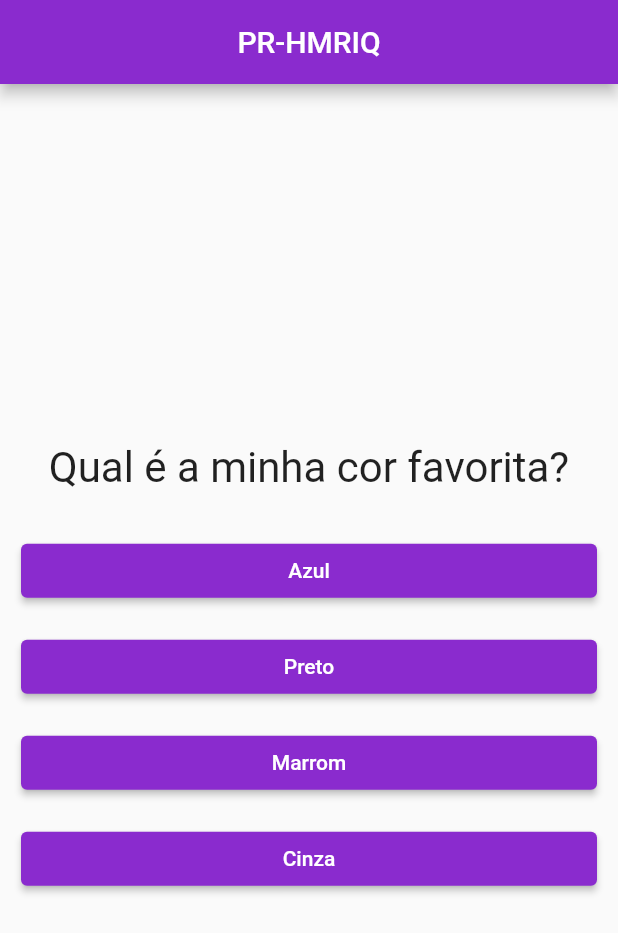
After one commit to henriqdsvlima/hmriq_faq, a Flutter app: the screen it shows after launch, on a phone screen of 412 x 824 dp. The commit adds this screen. Shown: the top 933 px of the screen. Run offline on Flutter 3.47's test engine with Material 2 defaults, Android fonts, the phone set to English and light mode, and no system bars.

Commit message:
novas alterações

```diff
--- a/lib/main.dart
+++ b/lib/main.dart
@@ -1,5 +1,6 @@
-import 'package:faq_rique/answer.dart';
-import 'package:faq_rique/question.dart';
+import 'package:faq_rique/result.dart';
+
+import 'questionary.dart';
 import 'package:flutter/material.dart';
 
 main() {
@@ -12,6 +13,10 @@ class PerguntaApp extends StatefulWidget {
 }
 
 class _PerguntaAppState extends State<PerguntaApp> {
+  bool get isThisQuestionSelected {
+    return _questionSelected < _questions.length;
+  }
+
   // final List<Map<String, Object>> questions = [
   final _questions = const [
     {
@@ -43,10 +48,6 @@ class _PerguntaAppState extends State<PerguntaApp> {
     }
   }
 
-  bool get isThisQuestionSelected {
-    return _questionSelected < _questions.length;
-  }
-
   final colors = [
     Color(0xff8a2bce),
   ];
@@ -55,9 +56,6 @@ class _PerguntaAppState extends State<PerguntaApp> {
   Widget build(BuildContext context) {
     //declarativo
 
-    List<String> answers = isThisQuestionSelected
-        ? _questions[_questionSelected]['resposta']
-        : null;
     //pega as respostas, converte a lista de strings para lista de widgets e uma vez convertendo pra widgets converte o resultado  do map em uma lista
 
     //imperativo
@@ -73,18 +71,11 @@ class _PerguntaAppState extends State<PerguntaApp> {
           title: Text('PR-HMRIQ'),
         ),
         body: isThisQuestionSelected
-            ? Column(
-                mainAxisAlignment: MainAxisAlignment.center,
-                children: <Widget>[
-                  Question(_questions[_questionSelected]['texto']),
-                  ...answers
-                      .map((text) => Answer(text, _answer))
-                      .toList(), // essas reticencias vão fazer com que a lista seja adicionada na outra lista
-                ],
-              )
-            : Center(
-                child: Text('Parabens!', style: TextStyle(fontSize: 29)),
-              ),
+            ? Questionary(
+                questions: _questions,
+                questionSelected: _questionSelected,
+                answerOk: _answer)
+            : Result(),
       ),
     );
   }
--- /dev/null
+++ b/lib/questionary.dart
@@ -0,0 +1,36 @@
+import 'package:flutter/material.dart';
+
+import 'package:faq_rique/answer.dart';
+import 'package:faq_rique/question.dart';
+
+class Questionary extends StatelessWidget {
+  final List<Map<String, Object>> questions;
+  final int questionSelected;
+  final void Function() answerOk;
+
+  bool get isThisQuestionSelected {
+    return questionSelected < questions.length;
+  }
+
+  Questionary({
+    @required this.questionSelected,
+    @required this.answerOk,
+    @required this.questions,
+  });
+
+  @override
+  Widget build(BuildContext context) {
+    List<String> answers =
+        isThisQuestionSelected ? questions[questionSelected]['resposta'] : null;
+
+    return Column(
+      mainAxisAlignment: MainAxisAlignment.center,
+      children: <Widget>[
+        Question(questions[questionSelected]['texto']),
+        ...answers
+            .map((text) => Answer(text, answerOk))
+            .toList(), // essas reticencias vão fazer com que a lista seja adicionada na outra lista
+      ],
+    );
+  }
+}
```
Also changed, not shown: lib/result.dart (added, +10 -0 lines).
